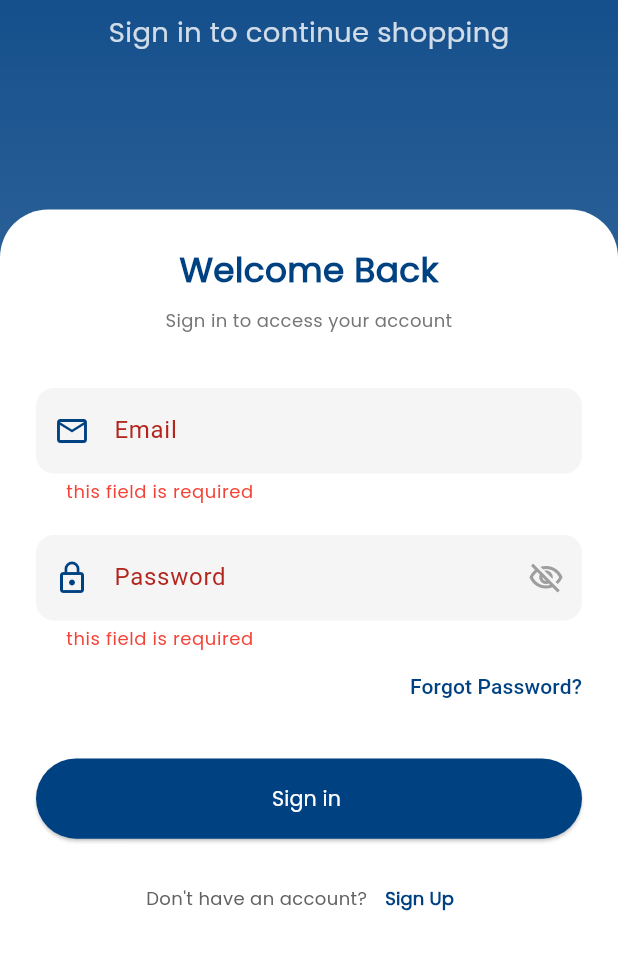
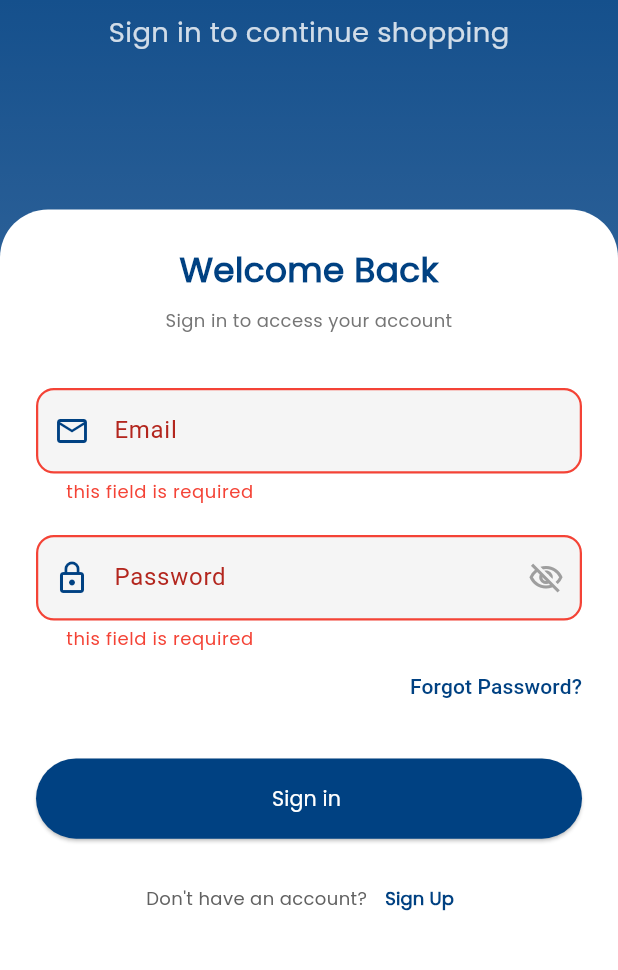
Before and after one commit to AliAshour2/elmarket, a Flutter app: the screen it shows after launch, after a tap on "Sign in", on a phone screen of 412 x 824 dp, the part 254-1224 px from its top. Run offline on Flutter 3.47's test engine with Material 3 defaults, Android fonts, the phone set to English and light mode, and no system bars; our stand-ins replace dartz, dio, flutter_bloc, flutter_screenutil, flutter_svg, get_it and 3 more.

Commit message:
feat: Add error border styles to CustomTextField and remove unused main_text_field

```diff
--- a/lib/core/widgets/custom_text_field.dart
+++ b/lib/core/widgets/custom_text_field.dart
@@ -26,7 +26,8 @@ class CustomTextField extends StatefulWidget {
     this.maxLines,
     this.prefixIcon,
     this.borderBackgroundColor,
-    this.suffixIcon, this.autovalidateMode,
+    this.suffixIcon,
+    this.autovalidateMode,
   });
 
   final TextEditingController? controller;
@@ -137,6 +138,14 @@ class _CustomTextFieldState extends State<CustomTextField> {
                 borderRadius: BorderRadius.circular(12),
                 borderSide: const BorderSide(color: Colors.blue, width: 2),
               ),
+              errorBorder: OutlineInputBorder(
+                borderRadius: BorderRadius.circular(12),
+                borderSide: const BorderSide(color: Colors.red, width: 1.5),
+              ),
+              focusedErrorBorder: OutlineInputBorder(
+                borderRadius: BorderRadius.circular(12),
+                borderSide: const BorderSide(color: Colors.red, width: 2),
+              ),
               errorStyle: getLightStyle(color: Colors.red),
             ),
           ),
```
Also changed, not shown: lib/core/widgets/main_text_field.dart (deleted).
